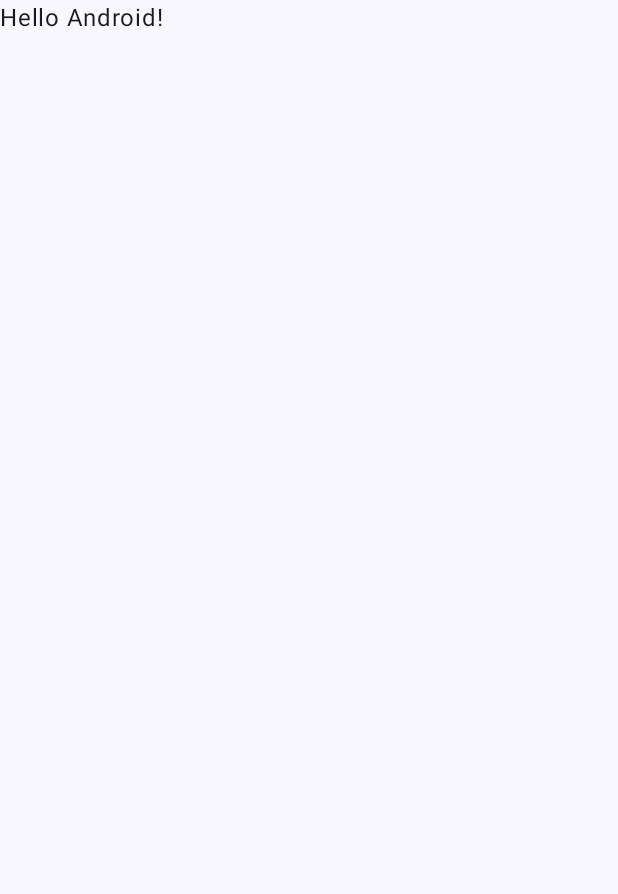
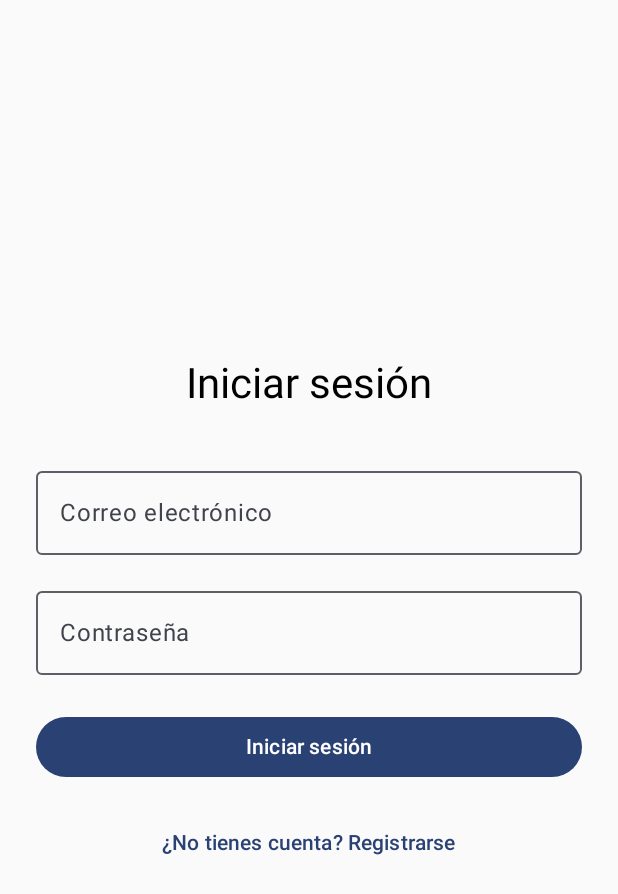
Before and after one commit to iballa003/Seguimiento-de-habitos, an Android app built with Jetpack Compose: the screen it shows after launch (MainActivity), on a phone screen of 412 x 824 dp. Before the commit the part shown is almost empty. Shown: the top 894 px of the screen. Run offline under Robolectric (Android 15) with nearby library versions, the phone set to English and light mode, and no system bars.

Commit message:
Creado las screens de Home, Login y Register

```diff
--- a/app/build.gradle.kts
+++ b/app/build.gradle.kts
@@ -40,7 +40,7 @@ android {
 }
 
 dependencies {
-
+    implementation("androidx.navigation:navigation-compose:2.7.5")
     implementation(libs.androidx.core.ktx)
     implementation(libs.androidx.lifecycle.runtime.ktx)
     implementation(libs.androidx.activity.compose)
--- a/app/src/main/java/org/iesharia/seguimientodehabitos/MainActivity.kt
+++ b/app/src/main/java/org/iesharia/seguimientodehabitos/MainActivity.kt
@@ -4,14 +4,13 @@ import android.os.Bundle
 import androidx.activity.ComponentActivity
 import androidx.activity.compose.setContent
 import androidx.activity.enableEdgeToEdge
-import androidx.compose.foundation.layout.fillMaxSize
-import androidx.compose.foundation.layout.padding
-import androidx.compose.material3.Scaffold
 import androidx.compose.material3.Text
 import androidx.compose.runtime.Composable
 import androidx.compose.ui.Modifier
 import androidx.compose.ui.tooling.preview.Preview
+import org.iesharia.seguimientodehabitos.navigation.AppNavigation
 import org.iesharia.seguimientodehabitos.ui.theme.SeguimientoDeHabitosTheme
+import org.iesharia.seguimientodehabitos.ui.screen.LoginScreen
 
 class MainActivity : ComponentActivity() {
     override fun onCreate(savedInstanceState: Bundle?) {
@@ -19,29 +18,8 @@ class MainActivity : ComponentActivity() {
         enableEdgeToEdge()
         setContent {
             SeguimientoDeHabitosTheme {
-                Scaffold(modifier = Modifier.fillMaxSize()) { innerPadding ->
-                    Greeting(
-                        name = "Android",
-                        modifier = Modifier.padding(innerPadding)
-                    )
-                }
+                AppNavigation()
             }
         }
     }
 }
-
-@Composable
-fun Greeting(name: String, modifier: Modifier = Modifier) {
-    Text(
-        text = "Hello $name!",
-        modifier = modifier
-    )
-}
-
-@Preview(showBackground = true)
-@Composable
-fun GreetingPreview() {
-    SeguimientoDeHabitosTheme {
-        Greeting("Android")
-    }
-}
--- /dev/null
+++ b/app/src/main/java/org/iesharia/seguimientodehabitos/navigation/AppNavigation.kt
@@ -0,0 +1,59 @@
+package org.iesharia.seguimientodehabitos.navigation
+
+import androidx.compose.runtime.Composable
+import org.iesharia.seguimientodehabitos.ui.screen.HomeScreen
+import org.iesharia.seguimientodehabitos.ui.screen.LoginScreen
+import org.iesharia.seguimientodehabitos.ui.screen.RegisterScreen
+import androidx.navigation.compose.NavHost
+import androidx.navigation.compose.composable
+
+import androidx.navigation.compose.rememberNavController
+
+@Composable
+fun AppNavigation() {
+    val navController = rememberNavController()
+
+    NavHost(
+        navController = navController,
+        startDestination = Routes.LOGIN
+    ) {
+        composable(Routes.LOGIN) {
+            LoginScreen(
+                onLoginClick = { email, password ->
+                    if (email == "test@email.com" && password == "1234") {
+                        navController.navigate(Routes.HOME)
+                    } else {
+                        // Aquí podrías mostrar un mensaje de error con un Snackbar
+                        println("Login fallido: datos incorrectos")
+                    }
+                },
+                onRegisterClick = {
+                    navController.navigate(Routes.REGISTER)
+                },
+                onGoogleLoginClick = { /* TODO */ }
+            )
+        }
+
+        composable(Routes.REGISTER) {
+            RegisterScreen(
+//                onRegisterSuccess = {
+//                    navController.popBackStack()
+//                    navController.navigate(Routes.HOME)
+//                },
+//                onBackClick = {
+//                    navController.popBackStack()
+//                }
+            )
+        }
+
+        composable(Routes.HOME) {
+            HomeScreen(
+//                onLogout = {
+//                    navController.navigate(Routes.LOGIN) {
+//                        popUpTo(Routes.LOGIN) { inclusive = true }
+//                    }
+//                }
+            )
+        }
+    }
+}
--- /dev/null
+++ b/app/src/main/java/org/iesharia/seguimientodehabitos/navigation/Routes.kt
@@ -0,0 +1,7 @@
+package org.iesharia.seguimientodehabitos.navigation
+
+object Routes {
+    const val LOGIN = "login"
+    const val REGISTER = "register"
+    const val HOME = "home"
+}
--- /dev/null
+++ b/app/src/main/java/org/iesharia/seguimientodehabitos/ui/screen/HomeScreen.kt
@@ -0,0 +1,9 @@
+package org.iesharia.seguimientodehabitos.ui.screen
+
+import androidx.compose.material3.Text
+import androidx.compose.runtime.Composable
+
+@Composable
+fun HomeScreen(){
+    Text(text = "Home")
+}
--- /dev/null
+++ b/app/src/main/java/org/iesharia/seguimientodehabitos/ui/screen/LoginScreen.kt
@@ -0,0 +1,88 @@
+package org.iesharia.seguimientodehabitos.ui.screen
+import androidx.compose.foundation.layout.Arrangement
+import androidx.compose.foundation.layout.Column
+import androidx.compose.foundation.layout.Spacer
+import androidx.compose.foundation.layout.fillMaxSize
+import androidx.compose.foundation.layout.fillMaxWidth
+import androidx.compose.foundation.layout.height
+import androidx.compose.foundation.layout.padding
+import androidx.compose.material3.Button
+import androidx.compose.material3.MaterialTheme
+import androidx.compose.material3.OutlinedTextField
+import androidx.compose.material3.Text
+import androidx.compose.material3.TextButton
+import androidx.compose.runtime.Composable
+import androidx.compose.runtime.mutableStateOf
+import androidx.compose.runtime.setValue
+import androidx.compose.runtime.getValue
+import androidx.compose.runtime.saveable.rememberSaveable
+import androidx.compose.ui.Alignment
+import androidx.compose.ui.Modifier
+import androidx.compose.ui.text.input.PasswordVisualTransformation
+import androidx.compose.ui.text.input.VisualTransformation
+import androidx.compose.ui.unit.dp
+
+@Composable
+fun LoginScreen(
+    onLoginClick: (String, String) -> Unit,
+    onRegisterClick: () -> Unit,
+    onGoogleLoginClick: () -> Unit
+) {
+    var email by rememberSaveable { mutableStateOf("") }
+    var password by rememberSaveable { mutableStateOf("") }
+    var showPassword by rememberSaveable { mutableStateOf(false) }
+
+    Column(
+        modifier = Modifier
+            .fillMaxSize()
+            .padding(24.dp),
+        verticalArrangement = Arrangement.Center,
+        horizontalAlignment = Alignment.CenterHorizontally
+    ) {
+        Text("Iniciar sesión", style = MaterialTheme.typography.headlineMedium)
+
+        Spacer(modifier = Modifier.height(32.dp))
+
+        OutlinedTextField(
+            value = email,
+            onValueChange = { email = it },
+            label = { Text("Correo electrónico") },
+            singleLine = true,
+            modifier = Modifier.fillMaxWidth()
+        )
+
+        Spacer(modifier = Modifier.height(16.dp))
+
+        OutlinedTextField(
+            value = password,
+            onValueChange = { password = it },
+            label = { Text("Contraseña") },
+            singleLine = true,
+            visualTransformation = if (showPassword) VisualTransformation.None else PasswordVisualTransformation(),
+//            trailingIcon = {
+//                IconButton(onClick = { showPassword = !showPassword }) {
+//                    Icon(
+//                        imageVector = if (showPassword) Icons.Default.VisibilityOff else Icons.Default.Visibility,
+//                        contentDescription = "Ver contraseña"
+//                    )
+//                }
+//            },
+            modifier = Modifier.fillMaxWidth()
+        )
+
+        Spacer(modifier = Modifier.height(24.dp))
+
+        Button(
+            onClick = { onLoginClick(email, password) },
+            modifier = Modifier.fillMaxWidth()
+        ) {
+            Text("Iniciar sesión")
+        }
+
+        Spacer(modifier = Modifier.height(16.dp))
+
+        TextButton(onClick = onRegisterClick) {
+            Text("¿No tienes cuenta? Registrarse")
+        }
+    }
+}
--- /dev/null
+++ b/app/src/main/java/org/iesharia/seguimientodehabitos/ui/screen/RegisterScreen.kt
@@ -0,0 +1,8 @@
+package org.iesharia.seguimientodehabitos.ui.screen
+
+import androidx.compose.runtime.Composable
+
+@Composable
+fun RegisterScreen(){
+
+}
```
